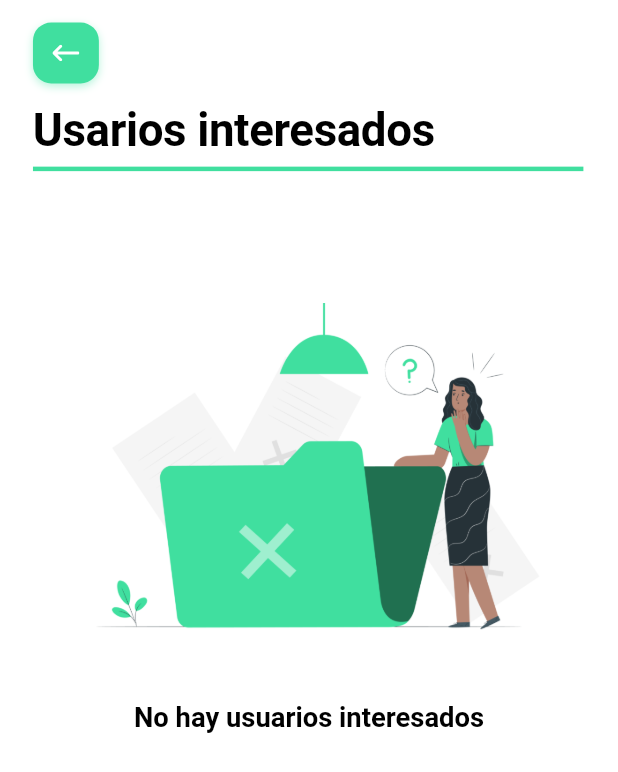
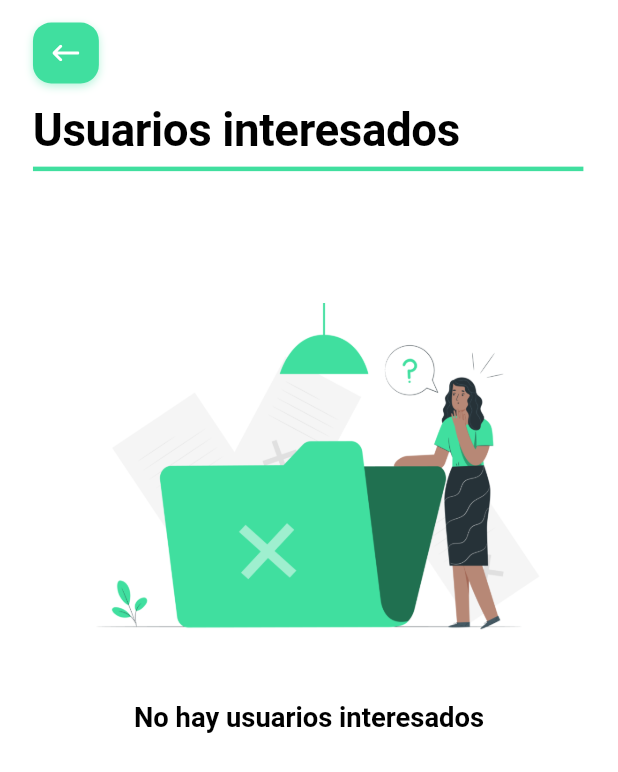
Before and after one commit to Isnotcristhianr/SwapMe---Code-0, a Flutter app: the SwapConfirmScreen screen opened directly with sample values from the repository, on a phone screen of 412 x 824 dp. Shown: the top 772 px of the screen. Run offline on Flutter 3.47's test engine with Material 2 defaults, Android fonts, the phone set to English and light mode, and no system bars; our stand-ins replace carousel_slider, cloud_firestore, connectivity, firebase_auth, firebase_core, firebase_storage and 9 more; missing offline and left inert: flutter_facebook_auth; accounts and stored records are empty; generated files the repository leaves out were written again; Roboto replaces fonts that are missing (Poppins); project files that could hold a hidden picture were left out.

Commit message:
Fix typos and update text in cart views

```diff
--- a/lib/app/modules/cart/views/swap_product_view.dart
+++ b/lib/app/modules/cart/views/swap_product_view.dart
@@ -35,7 +35,7 @@ class SwapConfirmScreen extends GetView<SwapController> {
               // SizedBox(height: .h),
               const SizedBox(height: 15),
               ScreenTitle(
-                title: 'Usarios interesados',
+                title: 'Usuarios interesados',
                 dividerEndIndent: 1.w,
               ),
               SingleChildScrollView(
--- a/lib/app/modules/cart/views/widgets/cart_item.dart
+++ b/lib/app/modules/cart/views/widgets/cart_item.dart
@@ -101,8 +101,8 @@ class CartItem extends GetView<CartController> {
                     ? const SizedBox()
                     : Text(
                         isMyPurchase
-                            ? 'Comprado a ${product.owner?.name} ${product.owner?.lastName}'
-                            : 'Vendido a ${product.newOwner?.name} ${product.newOwner?.lastName}',
+                            ? 'Intercambio: ${product.owner?.name} ${product.owner?.lastName}'
+                            : 'Intercambio: ${product.newOwner?.name} ${product.newOwner?.lastName}',
                         overflow: TextOverflow.ellipsis,
                         maxLines: 2,
                         style: theme.textTheme.labelSmall?.copyWith(
```
